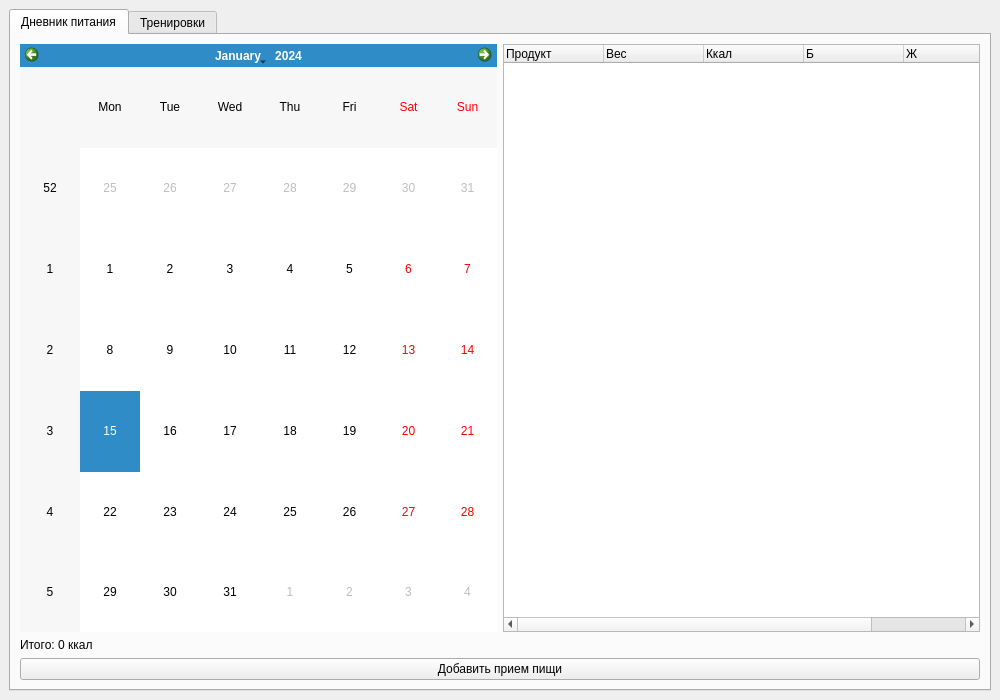
Before: the Qt Designer form forms/mainwindow.ui in Ar1n0chka/FitnessTracker, drawn with Qt 5.
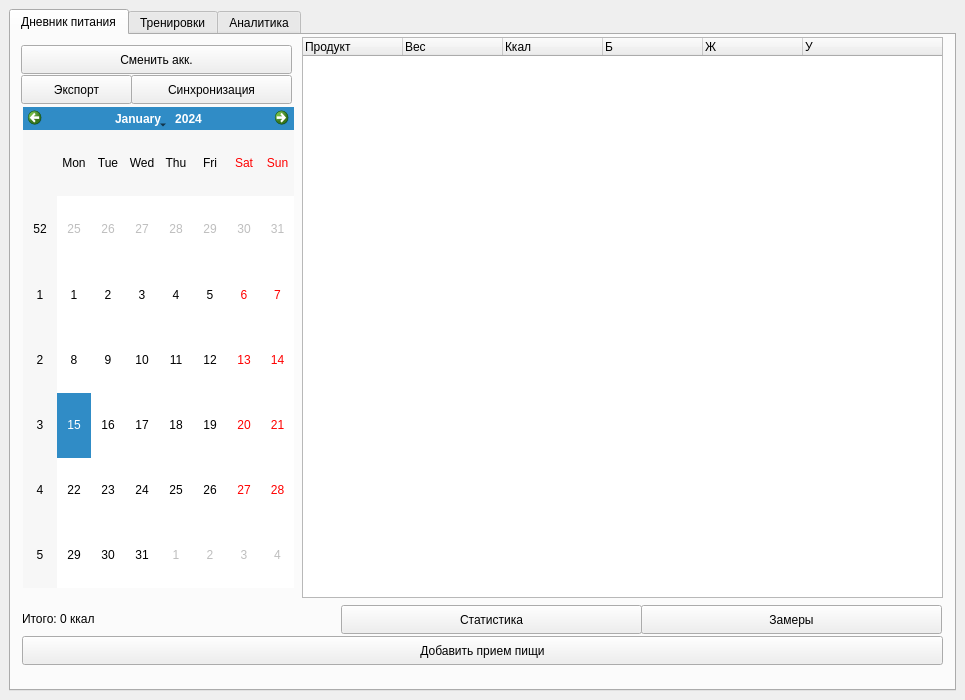
After: the same form once the commit is applied.

Diff of the .ui file:
```diff
--- a/forms/mainwindow.ui
+++ b/forms/mainwindow.ui
@@ -6,7 +6,7 @@
    <rect>
     <x>0</x>
     <y>0</y>
-    <width>1000</width>
+    <width>965</width>
     <height>700</height>
    </rect>
   </property>
@@ -18,37 +18,158 @@
        <attribute name="title">
         <string>Дневник питания</string>
        </attribute>
-       <layout class="QVBoxLayout" name="layoutNutri">
-        <item>
-         <layout class="QHBoxLayout" name="horizontalLayout">
-          <item>
-           <widget class="QCalendarWidget" name="calendarWidget"/>
-          </item>
-          <item>
-           <widget class="QTreeWidget" name="foodTree">
-            <column><property name="text"><string>Продукт</string></property></column>
-            <column><property name="text"><string>Вес</string></property></column>
-            <column><property name="text"><string>Ккал</string></property></column>
-            <column><property name="text"><string>Б</string></property></column>
-            <column><property name="text"><string>Ж</string></property></column>
-            <column><property name="text"><string>У</string></property></column>
-           </widget>
-          </item>
-         </layout>
-        </item>
-        <item>
-         <widget class="QLabel" name="lblTotal">
-          <property name="text"><string>Итого: 0 ккал</string></property>
-         </widget>
-        </item>
-        <item>
-         <widget class="QPushButton" name="btnAddFood"> [cite: 5]
-          <property name="text">
-           <string>Добавить прием пищи</string> [cite: 5]
-          </property>
-         </widget> [cite: 5]
-        </item>
-       </layout>
+       <widget class="QLabel" name="lblTotal">
+        <property name="geometry">
+         <rect>
+          <x>11</x>
+          <y>574</y>
+          <width>321</width>
+          <height>20</height>
+         </rect>
+        </property>
+        <property name="text">
+         <string>Итого: 0 ккал</string>
+        </property>
+       </widget>
+       <widget class="QPushButton" name="btnAddFood">
+        <property name="geometry">
+         <rect>
+          <x>11</x>
+          <y>601</y>
+          <width>921</width>
+          <height>29</height>
+         </rect>
+        </property>
+        <property name="text">
+         <string>Добавить прием пищи</string>
+        </property>
+       </widget>
+       <widget class="QWidget" name="verticalLayoutWidget">
+        <property name="geometry">
+         <rect>
+          <x>697</x>
+          <y>12</y>
+          <width>16</width>
+          <height>16</height>
+         </rect>
+        </property>
+        <layout class="QVBoxLayout" name="verticalLayout_3"/>
+       </widget>
+       <widget class="QTreeWidget" name="foodTree">
+        <property name="geometry">
+         <rect>
+          <x>291</x>
+          <y>2</y>
+          <width>641</width>
+          <height>561</height>
+         </rect>
+        </property>
+        <column>
+         <property name="text">
+          <string>Продукт</string>
+         </property>
+        </column>
+        <column>
+         <property name="text">
+          <string>Вес</string>
+         </property>
+        </column>
+        <column>
+         <property name="text">
+          <string>Ккал</string>
+         </property>
+        </column>
+        <column>
+         <property name="text">
+          <string>Б</string>
+         </property>
+        </column>
+        <column>
+         <property name="text">
+          <string>Ж</string>
+         </property>
+        </column>
+        <column>
+         <property name="text">
+          <string>У</string>
+         </property>
+        </column>
+       </widget>
+       <widget class="QCalendarWidget" name="calendarWidget">
+        <property name="geometry">
+         <rect>
+          <x>12</x>
+          <y>72</y>
+          <width>271</width>
+          <height>481</height>
+         </rect>
+        </property>
+       </widget>
+       <widget class="QPushButton" name="btnSync">
+        <property name="geometry">
+         <rect>
+          <x>120</x>
+          <y>40</y>
+          <width>161</width>
+          <height>29</height>
+         </rect>
+        </property>
+        <property name="text">
+         <string>Синхронизация</string>
+        </property>
+       </widget>
+       <widget class="QPushButton" name="btnStats">
+        <property name="geometry">
+         <rect>
+          <x>330</x>
+          <y>570</y>
+          <width>301</width>
+          <height>29</height>
+         </rect>
+        </property>
+        <property name="text">
+         <string>Статистика</string>
+        </property>
+       </widget>
+       <widget class="QPushButton" name="btnExportML">
+        <property name="geometry">
+         <rect>
+          <x>10</x>
+          <y>40</y>
+          <width>111</width>
+          <height>29</height>
+         </rect>
+        </property>
+        <property name="text">
+         <string>Экспорт</string>
+        </property>
+       </widget>
+       <widget class="QPushButton" name="btnChangeUser">
+        <property name="geometry">
+         <rect>
+          <x>10</x>
+          <y>10</y>
+          <width>271</width>
+          <height>29</height>
+         </rect>
+        </property>
+        <property name="text">
+         <string>Сменить акк.</string>
+        </property>
+       </widget>
+       <widget class="QPushButton" name="btnProfile">
+        <property name="geometry">
+         <rect>
+          <x>630</x>
+          <y>570</y>
+          <width>301</width>
+          <height>29</height>
+         </rect>
+        </property>
+        <property name="text">
+         <string>Замеры</string>
+        </property>
+       </widget>
       </widget>
       <widget class="QWidget" name="tabWorkout"> [cite: 7]
        <attribute name="title">
@@ -70,7 +191,47 @@
          </widget>
         </item>
        </layout>
-      </widget> [cite: 9]
+      </widget>
+      <widget class="QWidget" name="tab">
+       <attribute name="title">
+        <string>Аналитика</string>
+       </attribute>
+       <widget class="QPushButton" name="btnGenerateAI">
+        <property name="geometry">
+         <rect>
+          <x>150</x>
+          <y>470</y>
+          <width>631</width>
+          <height>171</height>
+         </rect>
+        </property>
+        <property name="font">
+         <font>
+          <family>Source Code Pro</family>
+          <pointsize>30</pointsize>
+         </font>
+        </property>
+        <property name="text">
+         <string>Дайте совет</string>
+        </property>
+       </widget>
+       <widget class="QTextBrowser" name="textAI">
+        <property name="geometry">
+         <rect>
+          <x>150</x>
+          <y>1</y>
+          <width>631</width>
+          <height>471</height>
+         </rect>
+        </property>
+        <property name="font">
+         <font>
+          <family>Source Code Pro</family>
+          <pointsize>14</pointsize>
+         </font>
+        </property>
+       </widget>
+      </widget>
      </widget>
     </item>
    </layout>
```
Left out of the diff: 23 changed lines with no effect on the pictures.
